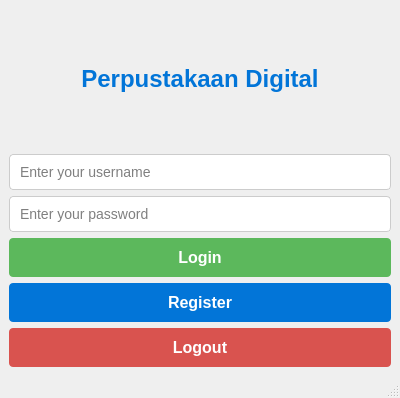
Before: the Qt Designer form view/Perpustakaan.ui in Ionisasi/Aplikasi-Perpustakaan-Digital, drawn with Qt 5.
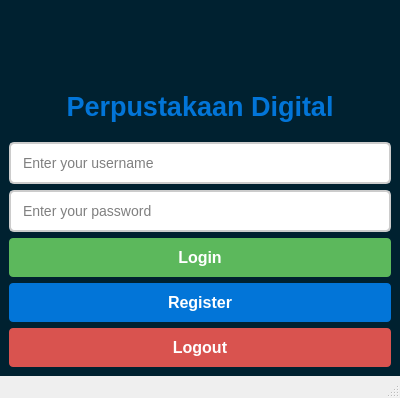
After: the same form once the commit is applied. Icons and pictures are not drawn.

Patch:
```diff
--- a/view/Perpustakaan.ui
+++ b/view/Perpustakaan.ui
@@ -14,11 +14,51 @@
    <string>Login, Logout &amp; Register</string>
   </property>
   <widget class="QWidget" name="centralwidget">
+   <property name="styleSheet">
+    <string notr="true">.QWidget{
+background-color: rgb(0, 33, 48);
+}</string>
+   </property>
    <layout class="QVBoxLayout" name="verticalLayout">
     <item>
+     <layout class="QHBoxLayout" name="horizontalLayout">
+      <item>
+       <layout class="QHBoxLayout" name="horizontalLayout_3">
+        <item>
+         <widget class="QLabel" name="label">
+          <property name="maximumSize">
+           <size>
+            <width>80</width>
+            <height>80</height>
+           </size>
+          </property>
+          <property name="text">
+           <string/>
+          </property>
+          <property name="pixmap">
+           <pixmap>Aplikasi-Perpustakaan-Digital/Asset/Icon/Buku.png</pixmap>
+          </property>
+          <property name="scaledContents">
+           <bool>true</bool>
+          </property>
+         </widget>
+        </item>
+       </layout>
+      </item>
+     </layout>
+    </item>
+    <item>
+     <layout class="QHBoxLayout" name="horizontalLayout_2">
+      <item>
      <widget class="QLabel" name="titleLabel">
+        <property name="maximumSize">
+         <size>
+          <width>300</width>
+          <height>300</height>
+         </size>
+        </property>
       <property name="styleSheet">
-       <string notr="true">font-size: 24px; font-weight: bold; color: #0275d8;</string>
+         <string notr="true">font-size: 27px; font-weight: bold; color: #0275d8;</string>
       </property>
       <property name="text">
        <string>Perpustakaan Digital</string>
@@ -28,10 +68,12 @@
       </property>
      </widget>
     </item>
+     </layout>
+    </item>
     <item>
      <widget class="QLineEdit" name="usernameInput">
       <property name="styleSheet">
-       <string notr="true">padding: 8px; font-size: 14px; border: 1px solid #ccc; border-radius: 4px;</string>
+       <string notr="true">padding: 10px; font-size: 14px; border: 2px solid #ccc; border-radius: 5px;</string>
       </property>
       <property name="placeholderText">
        <string>Enter your username</string>
@@ -41,7 +83,7 @@
     <item>
      <widget class="QLineEdit" name="passwordInput">
       <property name="styleSheet">
-       <string notr="true">padding: 8px; font-size: 14px; border: 1px solid #ccc; border-radius: 4px;</string>
+       <string notr="true">padding: 10px; font-size: 14px; border: 2px solid #ccc; border-radius: 5px;</string>
       </property>
       <property name="echoMode">
        <enum>QLineEdit::EchoMode::Password</enum>
```
Left out of the diff: 2 changed lines with no effect on the pictures. Lines whose indentation alone changed are shown as unchanged.
